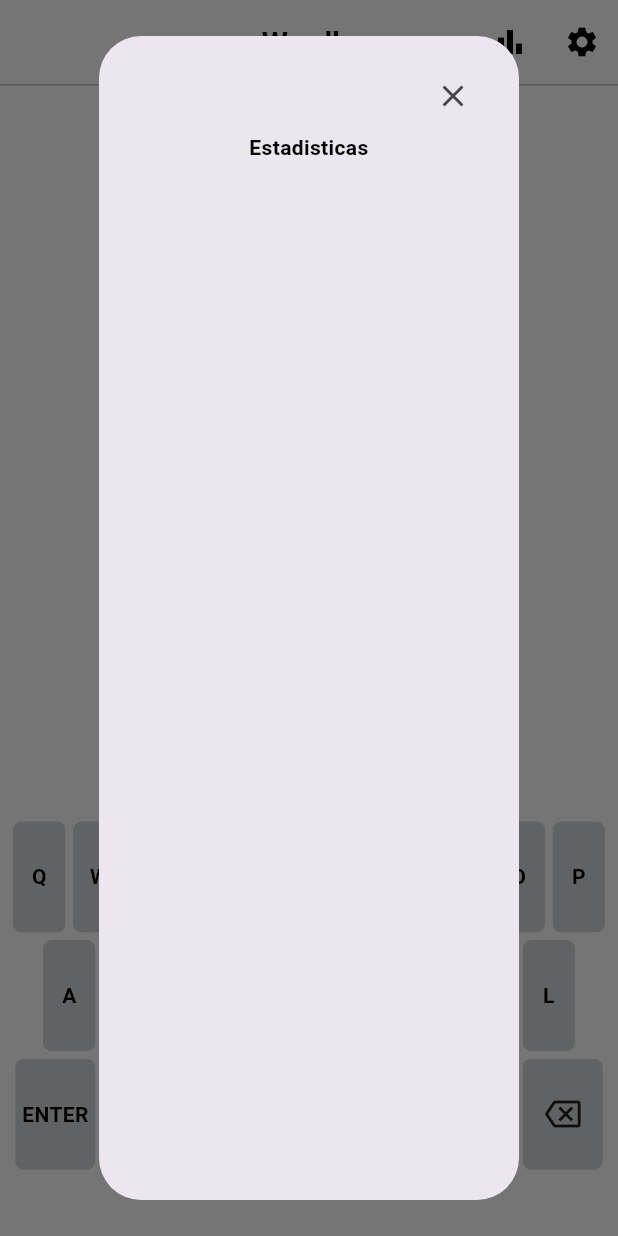
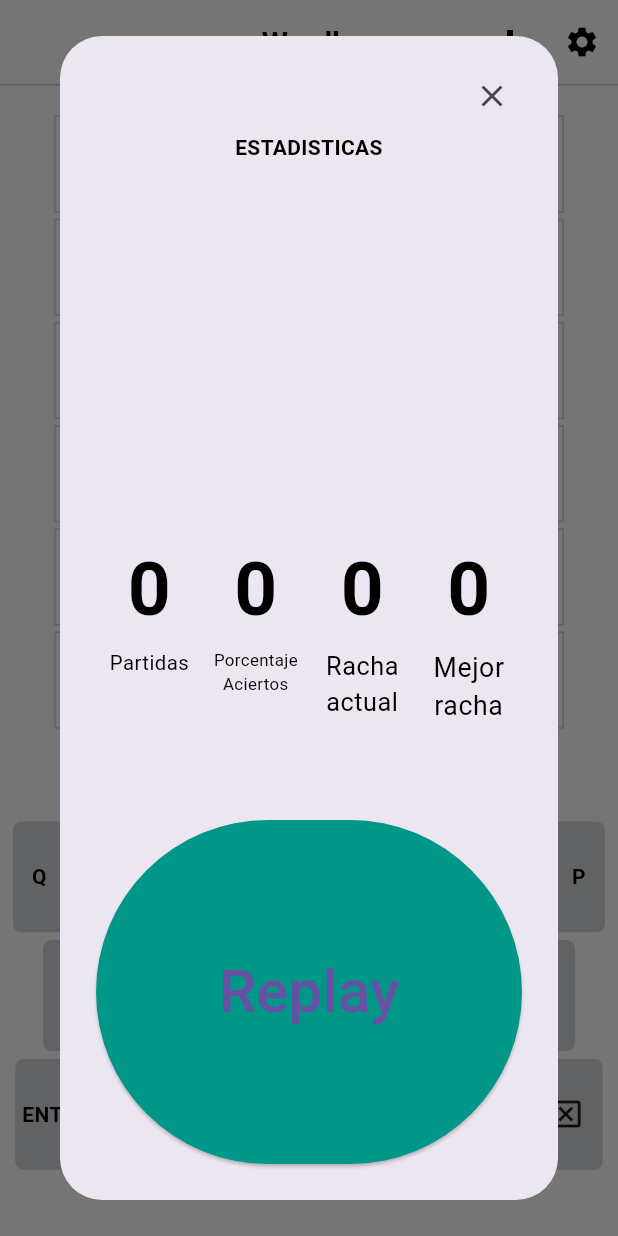
Before and after one commit to LucasWiggie/Prac2-DADM, a Flutter app: the screen it shows after launch, after a tap on the "bar chart" icon, on a phone screen of 412 x 824 dp. Run offline on Flutter 3.47's test engine with Material 3 defaults, Android fonts, the phone set to English and light mode, and no system bars; our stand-ins replace shared_preferences.

Commit message:
Estadísticas
Actualizar y recoger estadísticas
Botón de salir de las estadísticas funcional
Botón para borrar estadísticas en ajustes

```diff
--- a/lib/components/stats_box.dart
+++ b/lib/components/stats_box.dart
@@ -1,19 +1,63 @@
 import 'package:flutter/material.dart';
+import 'package:prac2_dadm_grupo_d/components/stats_tile.dart';
+import 'package:prac2_dadm_grupo_d/constants/answer_stages.dart';
+import 'package:prac2_dadm_grupo_d/data/keys_map.dart';
+
+import '../main.dart';
+import '../stats_calculator.dart';
 
 class StatsBox extends StatelessWidget {
   const StatsBox({Key? key}) : super(key: key);
 
   @override
   Widget build(BuildContext context) {
-    return  AlertDialog(
+    return AlertDialog(
       content: Column(
         crossAxisAlignment: CrossAxisAlignment.stretch,
-      children:[
+        children: [
           IconButton(
               alignment: Alignment.centerRight,
-            onPressed: (){}, icon: Icon(
+              onPressed: () {
+                Navigator.maybePop(context); //salir de la pantalla de estadisticas al pulsar "x"
+              }, icon: Icon(
               Icons.clear)),
-        Expanded(child: Text('Estadisticas', textAlign: TextAlign.center,))
+          Expanded(child: Text('ESTADISTICAS', textAlign: TextAlign.center,)),
+          //muestra de datos
+          Expanded(
+            child: FutureBuilder(
+              future: getStats(),
+              builder: (context, snapshot) { //acceder a los dtos por la snapshot
+                List<String> results = ["0","0","0","0","0"];
+                if(snapshot.hasData){
+                  results = snapshot.data as List<String>; //meter los resultados guardados
+                }
+                return Row( // fila con los datos del jugador
+                  children: [
+                    StatsTile(heading: "Partidas", value: int.parse(results[0])),
+                    //dato del jugador (numero y nombre)
+                    StatsTile(heading: "Porcentaje\nAciertos", value: int.parse(results[2])),
+                    StatsTile(heading: "Racha\nactual", value: int.parse(results[3])),
+                    StatsTile(heading: "Mejor\nracha", value: int.parse(results[4])),
+                  ],
+                );
+              },
+            ), //fila para los datos
+          ),
+          Expanded(child:
+          ElevatedButton( //botón para volver a jugar
+              style: ElevatedButton.styleFrom( //cambiar estilo del boton
+                primary: Colors.teal,
+              ),
+              onPressed: (){ //para jugar otra partida
+                keysMap.updateAll((key, value) => value = AnswerStage.notAnswered); //resetear los valores de las teclas
+                Navigator.pushAndRemoveUntil(context,
+                    MaterialPageRoute(builder: (context)=> MyApp()),
+                        (route) => false);
+              },//mete una nueva ruta y elimina las anteriores
+              child: Text("Replay", style: TextStyle(
+                fontSize: 40,
+              ),))
+          )
         ],
       ),
     );
--- /dev/null
+++ b/lib/components/stats_tile.dart
@@ -0,0 +1,57 @@
+import 'package:flutter/material.dart';
+
+class StatsTile extends StatelessWidget {
+  const StatsTile({
+    required this.heading,
+    required this.value,
+    super.key,
+  });
+
+// para actualizar los datos
+  final int value;
+  final String heading;
+
+  @override
+  Widget build(BuildContext context) {
+    return Expanded(
+      child: Column( //para el numero y el nombre
+        children: [
+          Expanded(
+            child: FittedBox(
+              //numero
+              fit: BoxFit.scaleDown,
+              alignment: const Alignment(0, 1.0),
+              child: Padding(
+                padding: const EdgeInsets.all(3.0),
+                child: Text(
+                  value.toString(),
+                  style: Theme.of(context).textTheme.bodyText2?.copyWith( //sirve para cambiar valores de un tema
+                    fontSize: 50,
+                  ),
+                  textAlign: TextAlign.center,
+                ),
+              ),
+            ),
+          ),
+          Expanded(
+            child: FittedBox(
+              //texto
+              alignment: const Alignment(0, -1.0),
+              child: Padding(
+                padding: const EdgeInsets.fromLTRB(8, 0, 8, 8),
+                child: Text(
+                  heading,
+                  style: Theme.of(context).textTheme.bodyMedium?.copyWith(
+                    fontWeight: FontWeight.normal,
+                    fontSize: 12,
+                  ),
+                  textAlign: TextAlign.center,
+                ),
+              ),
+            ),
+          )
+        ],
+      ),
+    );
+  }
+}
--- a/lib/components/tile.dart
+++ b/lib/components/tile.dart
@@ -28,9 +28,6 @@ class _TileState extends State<Tile> with SingleTickerProviderStateMixin {
 
   @override
   void initState() {
-    WidgetsBinding.instance?.addPostFrameCallback((timeStamp) {
-      _borderColor = Theme.of(context).primaryColorLight;
-    });
 
     _animationController = AnimationController(
         duration: Duration(milliseconds: 500),
@@ -38,6 +35,12 @@ class _TileState extends State<Tile> with SingleTickerProviderStateMixin {
     );
 
     super.initState();
+  }
+
+  @override
+  void didChangeDependencies() {
+    _borderColor = Theme.of(context).primaryColorLight; //refresh
+    super.didChangeDependencies();
   }
 
   @override
--- a/lib/themes/themes.dart
+++ b/lib/constants/themes.dart
@@ -1,5 +1,5 @@
 import 'package:flutter/material.dart';
-import '../constants/colors.dart';
+import 'colors.dart';
 
 final ThemeData lightTheme = ThemeData(
     primaryColorLight: lightThemeLightShade,
--- a/lib/main.dart
+++ b/lib/main.dart
@@ -2,20 +2,15 @@ import 'package:flutter/material.dart';
 import 'package:prac2_dadm_grupo_d/constants/colors.dart';
 import 'package:prac2_dadm_grupo_d/providers/controller.dart';
 import 'package:prac2_dadm_grupo_d/providers/theme_provider.dart';
-import 'package:prac2_dadm_grupo_d/themes/theme_preferences.dart';
-import 'package:prac2_dadm_grupo_d/themes/themes.dart';
+import 'package:prac2_dadm_grupo_d/utils/theme_preferences.dart';
+import 'package:prac2_dadm_grupo_d/constants/themes.dart';
 import 'package:provider/provider.dart';
 
 import 'pages/home_page.dart';
 import 'pages/settings.dart';
 
 void main() {
-  runApp(MultiProvider
-    (providers: [
-      ChangeNotifierProvider(create: (_) => Controller()),
-      ChangeNotifierProvider(create : (_) =>ThemeProvider()),
-  ],
-    child: const MyApp()));
+  runApp(const MyApp()); // MyApp esta arriba del arbol de widgets, para que al volver a jugar se carge la ruta de MyApp
 }
 
 class MyApp extends StatelessWidget {
@@ -24,7 +19,12 @@ class MyApp extends StatelessWidget {
   // This widget is the root of your application.
   @override
   Widget build(BuildContext context) {
-    return FutureBuilder(
+    return MultiProvider
+    (providers: [
+        ChangeNotifierProvider(create: (_) => Controller()),
+    ChangeNotifierProvider(create : (_) =>ThemeProvider()),
+    ],
+      child: FutureBuilder(
         initialData: false,
         future: ThemePreferences.getTheme(),
         builder: (context, snapshot) {
@@ -45,6 +45,7 @@ class MyApp extends StatelessWidget {
                 ),
           );
         },
+      ),
     );
   }
 }
--- a/lib/providers/controller.dart
+++ b/lib/providers/controller.dart
@@ -3,9 +3,10 @@ import 'package:prac2_dadm_grupo_d/constants/answer_stages.dart';
 import 'package:prac2_dadm_grupo_d/data/keys_map.dart';
 
 import '../models/tile_model.dart';
+import '../stats_calculator.dart';
 
 class Controller extends ChangeNotifier {
-  bool checkLine = false, isBackOrEnter = false, gameWon = false;
+  bool checkLine = false, isBackOrEnter = false, gameWon = false, gameCompleted = false;
   String correctWord = "";
   int currentTile = 0; // lleva la cuenta de en qué casilla de la fila está el jugador
   int currentRow = 0; // lleva la cuenta de en qué fila está el jugador
@@ -57,6 +58,7 @@ class Controller extends ChangeNotifier {
         tilesEntered[i].answerStage = AnswerStage.correct;
         keysMap.update(tilesEntered[i].letter, (value) => AnswerStage.correct);
         gameWon = true;
+        gameCompleted = true; //juego termina si gana
       }
     } else { // si no ha acertado
       // Comprobamos qué letras sí ha acertado en su casilla correcta
@@ -105,6 +107,12 @@ class Controller extends ChangeNotifier {
   }
     currentRow++;
     checkLine = true;
+    if(currentRow == 6){
+      gameCompleted = true; //juego termina si pierde
+    }
+    if(gameCompleted){
+      statsCalculator(gameWon: gameWon);
+    }
     notifyListeners();
   }
   }
--- /dev/null
+++ b/lib/stats_calculator.dart
@@ -0,0 +1,43 @@
+import 'package:shared_preferences/shared_preferences.dart';
+
+statsCalculator({required bool gameWon}) async {
+  //estadisticas
+  int played = 0, winsPerGame = 0, wins = 0, streak = 0, maxStreak = 0;
+
+  final stats = await getStats(); //leer lista de stats si existe (await porque recibe un future)
+  if(stats != null){ //si existen datos, los actualizamos con loq ue había guardado
+    played = int.parse(stats[0]);
+    wins = int.parse(stats[1]);
+    winsPerGame =int.parse(stats[2]);
+    streak = int.parse(stats[3]);
+    maxStreak = int.parse(stats[4]);
+  }
+
+//actualizamos los datos con resultado de la última partida
+  played++; //se ha jugado otra partida
+  if(gameWon){
+    wins++; //si se ha ganado
+    streak++;
+  }else{ //si se pierde
+    streak = 0;//racha reiniciada
+  }
+
+  if(streak > maxStreak){ //si se rompe el record
+    maxStreak = streak;
+  }
+  winsPerGame = ((wins/played)*100).toInt();
+
+  final prefs = await SharedPreferences.getInstance(); //guardar los datos (al ser asincrono tiene que esperar)
+  prefs.setStringList("stats", [played.toString(), wins.toString(), winsPerGame.toString(), streak.toString(),maxStreak.toString()]);
+}
+
+Future<List<String>?> getStats() async { //devuelve un futuro al que luego se le pondrá el resultado
+  final prefs = await SharedPreferences.getInstance();
+  final stats = prefs.getStringList("stats"); //comprobar si existe alguna lista de stats
+  if(stats != null){
+    return stats; //devolver lista si existe
+  }else{
+    return null; // si no nulo
+  }
+
+}
```
Also changed, not shown: lib/pages/settings.dart (+10 -1 lines), lib/utils/theme_preferences.dart (renamed from lib/themes/theme_preferences.dart). Lines whose indentation alone changed are shown as unchanged.
